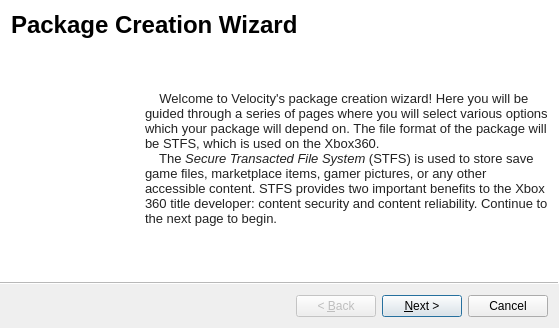
Old version of the form Velocity/creationwizard.ui in the repository hetelek/Velocity.
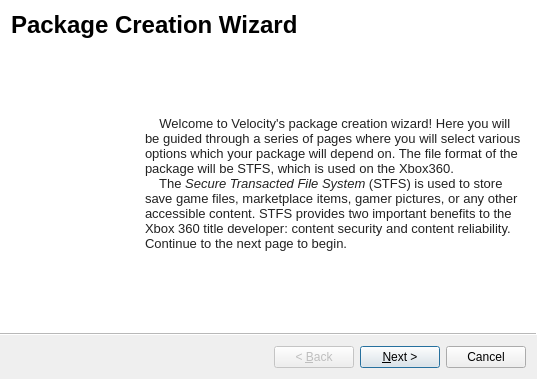
New version of the form. Icons and pictures are not drawn.

Commit message: almost finished creation wizard

Patch:
```diff
--- a/Velocity/creationwizard.ui
+++ b/Velocity/creationwizard.ui
@@ -6,8 +6,8 @@
    <rect>
     <x>0</x>
     <y>0</y>
-    <width>559</width>
-    <height>328</height>
+    <width>537</width>
+    <height>379</height>
    </rect>
   </property>
   <property name="windowTitle">
```
Left out of the diff: 480 changed lines with no effect on the pictures. The commit also changes 2 other files.
